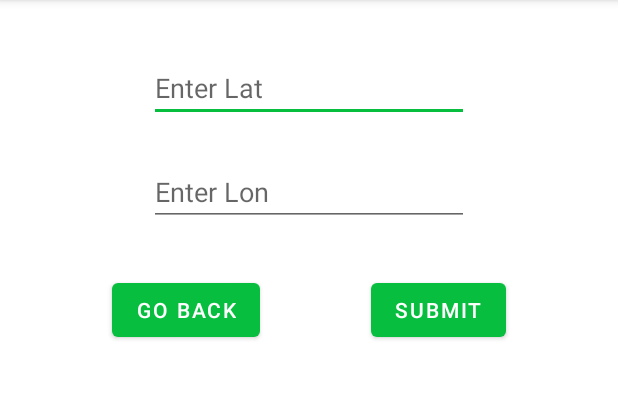
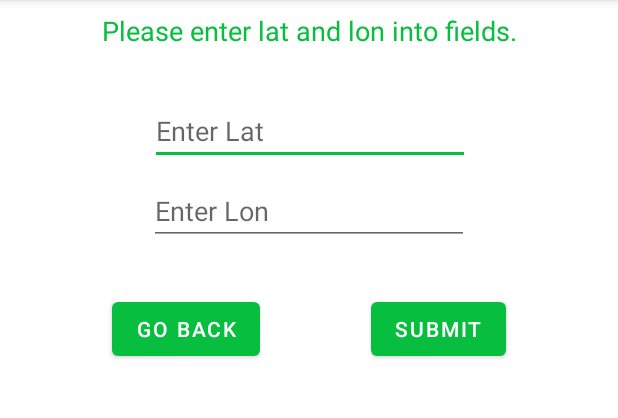
Before and after one commit to MarcinGruchala/compass, an Android app: the SetDestinationActivity screen opened directly, with no data from a screen before it, on a phone screen of 412 x 824 dp, the part 84-502 px from its top. Run offline under Robolectric (Android 15) with nearby library versions, the phone set to English and light mode, and no system bars; our stand-ins replace Dagger/Hilt's generated code.

Commit message:
Added DestinationInputValidator class and tested it, added textView message based on destination input

```diff
--- /dev/null
+++ b/app/src/main/java/com/example/compass/models/DestinationInputStatus.kt
@@ -0,0 +1,5 @@
+package com.example.compass.models
+
+enum class DestinationInputStatus {
+    VALID, EMPTY, OUT_OF_RANGE
+}
--- a/app/src/main/res/layout/activity_set_destination.xml
+++ b/app/src/main/res/layout/activity_set_destination.xml
@@ -32,26 +32,38 @@
         android:id="@+id/etLat"
         android:layout_width="wrap_content"
         android:layout_height="wrap_content"
-        android:layout_marginTop="36dp"
+        android:layout_marginTop="32dp"
+        android:autofillHints="no"
         android:ems="10"
         android:hint="@string/enter_latHint"
         android:inputType="numberDecimal|numberSigned"
         app:layout_constraintEnd_toEndOf="parent"
+        app:layout_constraintHorizontal_bias="0.502"
         app:layout_constraintStart_toStartOf="parent"
-        app:layout_constraintTop_toTopOf="parent"
-        android:autofillHints="no" />
+        app:layout_constraintTop_toBottomOf="@+id/tvSetDestinationDescription" />
 
     <EditText
         android:id="@+id/etLon"
         android:layout_width="wrap_content"
         android:layout_height="wrap_content"
-        android:layout_marginTop="24dp"
+        android:layout_marginTop="8dp"
+        android:autofillHints="no"
         android:ems="10"
         android:hint="@string/enter_lonHint"
         android:inputType="numberDecimal|numberSigned"
         app:layout_constraintEnd_toEndOf="parent"
         app:layout_constraintStart_toStartOf="parent"
-        app:layout_constraintTop_toBottomOf="@+id/etLat"
-        android:autofillHints="no"
-        />
+        app:layout_constraintTop_toBottomOf="@+id/etLat" />
+
+    <TextView
+        android:id="@+id/tvSetDestinationDescription"
+        android:layout_width="wrap_content"
+        android:layout_height="wrap_content"
+        android:layout_marginTop="8dp"
+        android:text="@string/destination_input_description"
+        android:textColor="@color/main_green"
+        android:textSize="18sp"
+        app:layout_constraintEnd_toEndOf="parent"
+        app:layout_constraintStart_toStartOf="parent"
+        app:layout_constraintTop_toTopOf="parent" />
 </androidx.constraintlayout.widget.ConstraintLayout>
--- a/app/src/main/res/values/colors.xml
+++ b/app/src/main/res/values/colors.xml
@@ -8,4 +8,5 @@
     <color name="black">#FF000000</color>
     <color name="white">#FFFFFFFF</color>
     <color name="main_green">#07be3e</color>
+    <color name="red">#FF0000</color>
 </resources>
--- a/app/src/main/res/values/strings.xml
+++ b/app/src/main/res/values/strings.xml
@@ -9,4 +9,7 @@
     <string name="distance_from_the_destination">Distance from the destination: %1$dm</string>
     <string name="distance_from_the_destination_empty">Distance from the destination:</string>
     <string name="destination_arrow_image_description">destination arrow image</string>
+    <string name="destination_input_description">Please enter lat and lon into fields.</string>
+    <string name="destination_input_status_empty_message">Please fill up both fields.</string>
+    <string name="destination_input_status_outOfRange_message"> Lat range is -90 to 90 \nLon range is -180 to 180</string>
 </resources>
```
Also changed, not shown: app/src/main/java/com/example/compass/utils/DestinationInputValidator.java (added, +19 -0 lines), app/src/main/java/com/example/compass/views/SetDestinationActivity.kt (+38 -0 lines), 1 other file.
